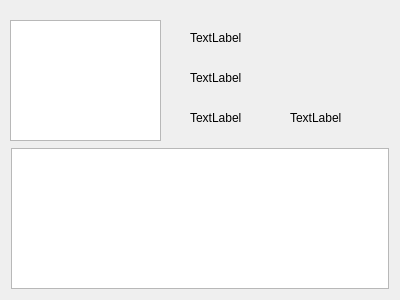
The window that detail.ui (GomiGz/AK7MP) describes before a commit, drawn with Qt 5.
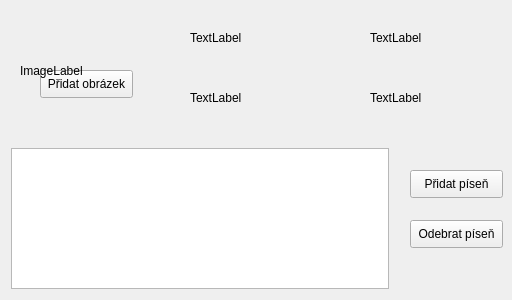
The same window after the commit.

The edit to the form file:
```diff
--- a/detail.ui
+++ b/detail.ui
@@ -6,7 +6,7 @@
    <rect>
     <x>0</x>
     <y>0</y>
-    <width>400</width>
+    <width>512</width>
     <height>300</height>
    </rect>
   </property>
@@ -39,8 +39,8 @@
   <widget class="QLabel" name="AuthorLabel">
    <property name="geometry">
     <rect>
-     <x>190</x>
-     <y>70</y>
+     <x>370</x>
+     <y>30</y>
      <width>55</width>
      <height>16</height>
     </rect>
@@ -53,7 +53,7 @@
    <property name="geometry">
     <rect>
      <x>190</x>
-     <y>110</y>
+     <y>90</y>
      <width>55</width>
      <height>16</height>
     </rect>
@@ -65,8 +65,8 @@
   <widget class="QLabel" name="GenreLabel">
    <property name="geometry">
     <rect>
-     <x>290</x>
-     <y>110</y>
+     <x>370</x>
+     <y>90</y>
      <width>55</width>
      <height>16</height>
     </rect>
@@ -75,15 +75,57 @@
     <string>TextLabel</string>
    </property>
   </widget>
-  <widget class="QGraphicsView" name="graphicsView">
+  <widget class="QPushButton" name="AddPictureButton">
    <property name="geometry">
     <rect>
-     <x>10</x>
+     <x>40</x>
+     <y>70</y>
+     <width>93</width>
+     <height>28</height>
+    </rect>
+   </property>
+   <property name="text">
+    <string>Přidat obrázek</string>
+   </property>
+  </widget>
+  <widget class="QPushButton" name="AddSongButton">
+   <property name="geometry">
+    <rect>
+     <x>410</x>
+     <y>170</y>
+     <width>93</width>
+     <height>28</height>
+    </rect>
+   </property>
+   <property name="text">
+    <string>Přidat píseň</string>
+   </property>
+  </widget>
+  <widget class="QPushButton" name="RemoveSongButton">
+   <property name="geometry">
+    <rect>
+     <x>410</x>
+     <y>220</y>
+     <width>93</width>
+     <height>28</height>
+    </rect>
+   </property>
+   <property name="text">
+    <string>Odebrat píseň</string>
+   </property>
+  </widget>
+  <widget class="QLabel" name="ImageLabel">
+   <property name="geometry">
+    <rect>
+     <x>20</x>
      <y>20</y>
-     <width>151</width>
-     <height>121</height>
+     <width>141</width>
+     <height>101</height>
     </rect>
    </property>
+   <property name="text">
+    <string>ImageLabel</string>
+   </property>
   </widget>
  </widget>
  <resources/>
```
Left out of the diff: 2 changed lines with no effect on the pictures.
